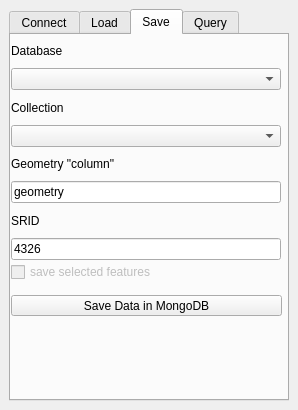
Before: the Qt Designer form ui_design/mongo_memorizer_dockwidget_base.ui in VasiliosKalogirou/MongoDB-QGIS, drawn with Qt 5.
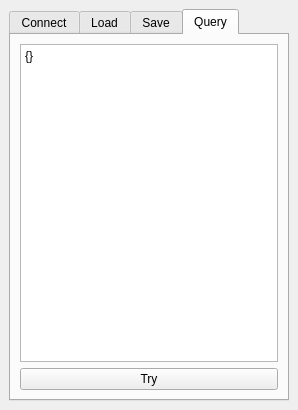
After: the same form once the commit is applied. The open tabs and pages were chosen to show the change.

Commit message: #2 alignment and clean Save card

What changed in the file:
```diff
--- a/ui_design/mongo_memorizer_dockwidget_base.ui
+++ b/ui_design/mongo_memorizer_dockwidget_base.ui
@@ -250,161 +250,106 @@
         </item>
        </layout>
       </widget>
-      <widget class="QWidget" name="tab">
+      <widget class="QWidget" name="tab_5">
        <attribute name="title">
         <string>Save</string>
        </attribute>
-       <widget class="QLabel" name="collection_Label">
-        <property name="geometry">
-         <rect>
-          <x>0</x>
-          <y>59</y>
-          <width>270</width>
-          <height>27</height>
-         </rect>
-        </property>
-        <property name="maximumSize">
-         <size>
-          <width>304</width>
-          <height>16777215</height>
-         </size>
-        </property>
-        <property name="text">
-         <string>Collection</string>
-        </property>
-       </widget>
-       <widget class="QCheckBox" name="save_features_checkbox">
-        <property name="enabled">
-         <bool>false</bool>
-        </property>
-        <property name="geometry">
-         <rect>
-          <x>0</x>
-          <y>229</y>
-          <width>270</width>
-          <height>16</height>
-         </rect>
-        </property>
-        <property name="text">
-         <string>save selected features</string>
-        </property>
-       </widget>
-       <widget class="QLabel" name="database_Label">
-        <property name="geometry">
-         <rect>
-          <x>0</x>
-          <y>3</y>
-          <width>270</width>
-          <height>26</height>
-         </rect>
-        </property>
-        <property name="maximumSize">
-         <size>
-          <width>304</width>
-          <height>16777215</height>
-         </size>
-        </property>
-        <property name="text">
-         <string>Database</string>
-        </property>
-       </widget>
-       <widget class="QLineEdit" name="srid_LineEdit">
-        <property name="geometry">
-         <rect>
-          <x>0</x>
-          <y>203</y>
-          <width>270</width>
-          <height>22</height>
-         </rect>
-        </property>
-        <property name="text">
-         <string>4326</string>
-        </property>
-       </widget>
-       <widget class="QLabel" name="srid_Label">
-        <property name="geometry">
-         <rect>
-          <x>0</x>
-          <y>172</y>
-          <width>270</width>
-          <height>27</height>
-         </rect>
-        </property>
-        <property name="text">
-         <string>SRID</string>
-        </property>
-       </widget>
-       <widget class="QLabel" name="geometry_Label">
-        <property name="geometry">
-         <rect>
-          <x>0</x>
-          <y>116</y>
-          <width>270</width>
-          <height>26</height>
-         </rect>
-        </property>
-        <property name="text">
-         <string>Geometry &quot;column&quot;</string>
-        </property>
-       </widget>
-       <widget class="QLineEdit" name="geometry_LineEdit">
-        <property name="geometry">
-         <rect>
-          <x>0</x>
-          <y>146</y>
-          <width>270</width>
-          <height>22</height>
-         </rect>
-        </property>
-        <property name="text">
-         <string>geometry</string>
-        </property>
-       </widget>
-       <widget class="QComboBox" name="database_ComboBox">
-        <property name="geometry">
-         <rect>
-          <x>0</x>
-          <y>33</y>
-          <width>270</width>
-          <height>22</height>
-         </rect>
-        </property>
-        <property name="maximumSize">
-         <size>
-          <width>304</width>
-          <height>16777215</height>
-         </size>
-        </property>
-       </widget>
-       <widget class="QComboBox" name="collection_ComboBox">
-        <property name="geometry">
-         <rect>
-          <x>0</x>
-          <y>90</y>
-          <width>270</width>
-          <height>22</height>
-         </rect>
-        </property>
-        <property name="maximumSize">
-         <size>
-          <width>304</width>
-          <height>16777215</height>
-         </size>
-        </property>
-       </widget>
-       <widget class="QPushButton" name="save_PushButton">
-        <property name="geometry">
-         <rect>
-          <x>0</x>
-          <y>260</y>
-          <width>271</width>
-          <height>21</height>
-         </rect>
-        </property>
-        <property name="text">
-         <string>Save Data in MongoDB</string>
-        </property>
-       </widget>
+       <layout class="QVBoxLayout" name="verticalLayout_2">
+        <item>
+         <widget class="QLabel" name="label_4">
+          <property name="text">
+           <string>Database</string>
+          </property>
+         </widget>
+        </item>
+        <item>
+         <widget class="QComboBox" name="database_ComboBox"/>
+        </item>
+        <item>
+         <widget class="QLabel" name="label_5">
+          <property name="text">
+           <string>Collection</string>
+          </property>
+         </widget>
+        </item>
+        <item>
+         <widget class="QComboBox" name="collection_ComboBox"/>
+        </item>
+        <item>
+         <widget class="QLabel" name="label_6">
+          <property name="text">
+           <string>Geometry &quot;column&quot;</string>
+          </property>
+         </widget>
+        </item>
+        <item>
+         <widget class="QLineEdit" name="geometry_LineEdit"/>
+        </item>
+        <item>
+         <widget class="QLabel" name="label_9">
+          <property name="text">
+           <string>SRID</string>
+          </property>
+         </widget>
+        </item>
+        <item>
+         <widget class="QLineEdit" name="srid_LineEdit">
+          <property name="text">
+           <string>4326</string>
+          </property>
+         </widget>
+        </item>
+        <item>
+         <widget class="QCheckBox" name="save_features_checkbox">
+          <property name="enabled">
+           <bool>false</bool>
+          </property>
+          <property name="text">
+           <string>save selected features</string>
+          </property>
+         </widget>
+        </item>
+        <item>
+         <widget class="Line" name="line_2">
+          <property name="orientation">
+           <enum>Qt::Horizontal</enum>
+          </property>
+         </widget>
+        </item>
+        <item>
+         <spacer name="verticalSpacer">
+          <property name="orientation">
+           <enum>Qt::Vertical</enum>
+          </property>
+          <property name="sizeHint" stdset="0">
+           <size>
+            <width>20</width>
+            <height>40</height>
+           </size>
+          </property>
+         </spacer>
+        </item>
+        <item>
+         <widget class="QPushButton" name="save_PushButton">
+          <property name="text">
+           <string>Save Data in MongoDB</string>
+          </property>
+         </widget>
+        </item>
+        <item>
+         <spacer name="verticalSpacer_2">
+          <property name="orientation">
+           <enum>Qt::Vertical</enum>
+          </property>
+          <property name="sizeHint" stdset="0">
+           <size>
+            <width>20</width>
+            <height>40</height>
+           </size>
+          </property>
+         </spacer>
+        </item>
+       </layout>
       </widget>
       <widget class="QWidget" name="tab_4">
        <attribute name="title">
```
Left out of the diff: 2 changed lines with no effect on the pictures.
